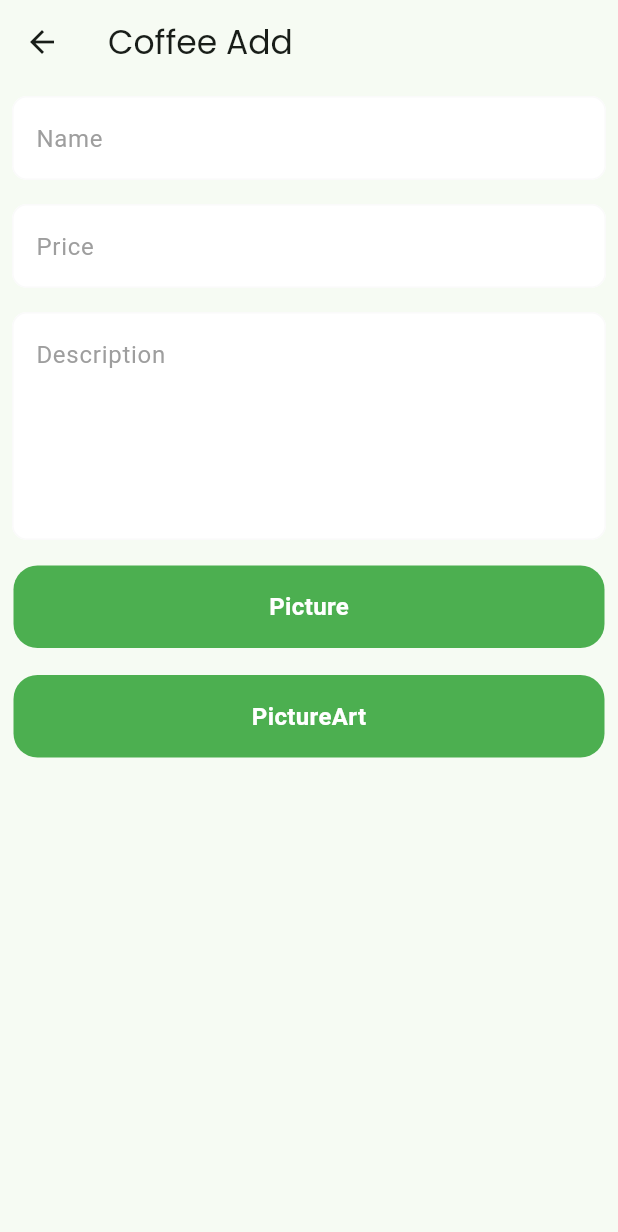
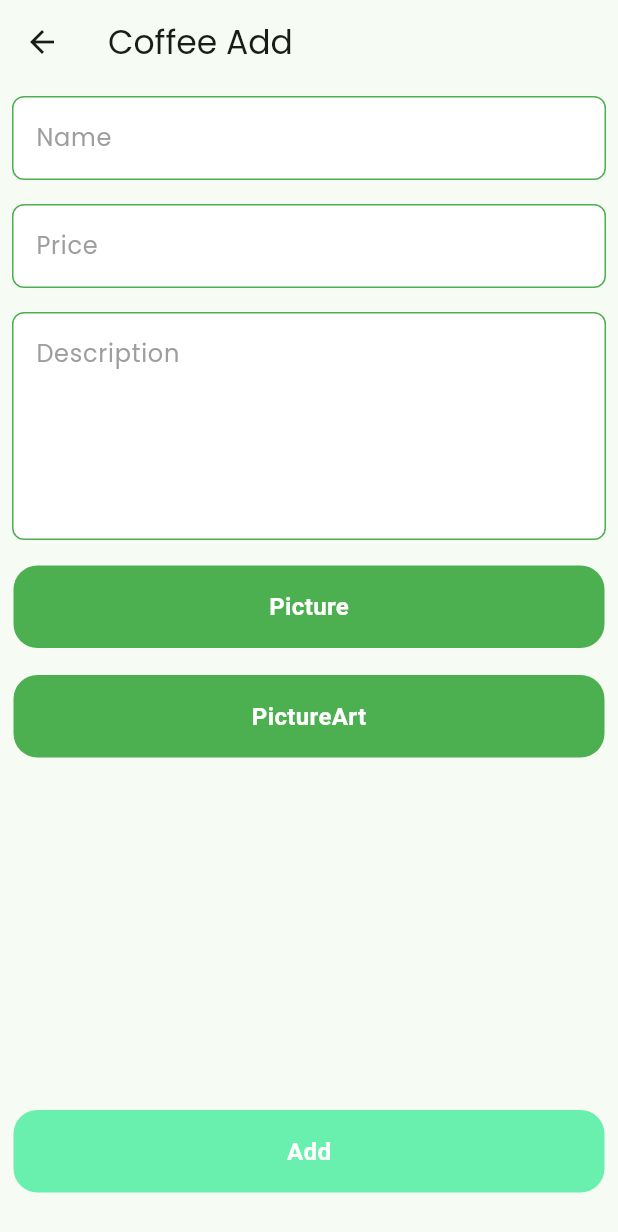
Before and after one commit to ravshan1119/coffee_shop, a Flutter app: the screen it shows after launch, scrolled down 576 dp, after a tap on the "add" icon, on a phone screen of 412 x 824 dp. Shown: the top 1232 px of the screen. Run offline on Flutter 3.47's test engine with Material 2 defaults, Android fonts, the phone set to English and light mode, and no system bars; our stand-ins replace cloud_firestore, equatable, firebase_core, flutter_animate, flutter_bloc, flutter_riverpod and 2 more; accounts and stored records are empty.

Commit message:
updated 7

```diff
--- /dev/null
+++ b/lib/cubits/coffee_add/coffee_add_cubit.dart
@@ -0,0 +1,31 @@
+import 'package:coffee_shop/data/model/coffee_model.dart';
+import 'package:coffee_shop/ui/utils/utils.dart';
+import 'package:equatable/equatable.dart';
+import 'package:flutter_bloc/flutter_bloc.dart';
+
+part 'coffee_add_state.dart';
+
+class CoffeeAddCubit extends Cubit<CoffeeAddState> {
+
+  CoffeeAddCubit() : super(CoffeeAddState.initial());
+
+  // Future<void> getMovies() async {
+  //   if (state.movies.isNotEmpty) {
+  //     emit(state.copyWith());
+  //     return;
+  //   }
+  //   emit(state.copyWith(status: FormStatus.loading));
+  //   try {
+  //     final ListResponse<Movies> movies = await repository.getMovies();
+  //     emit(state.copyWith(
+  //       status: FormStatus.loaded,
+  //       movies: movies.data,
+  //     ));
+  //   } on CustomError catch (e) {
+  //     emit(state.copyWith(
+  //       status: FormStatus.error,
+  //       error: e,
+  //     ));
+  //   }
+  // }
+}
--- /dev/null
+++ b/lib/cubits/coffee_add/coffee_add_state.dart
@@ -0,0 +1,42 @@
+part of 'coffee_add_cubit.dart';
+
+class CoffeeAddState extends Equatable {
+  final FormStatus status;
+  final CoffeeModel coffeeModel;
+  final CustomError error;
+
+  factory CoffeeAddState.initial() {
+    return CoffeeAddState(
+        status: FormStatus.initial,
+        coffeeModel: CoffeeModel(
+          id: "",
+          name: "",
+          price: 0.0,
+          picture: "",
+          description: "",
+          pictureAlt: "",
+        ),
+        error: const CustomError());
+  }
+
+  const CoffeeAddState(
+      {required this.status, required this.coffeeModel, required this.error});
+
+  @override
+  List<Object?> get props => [status, coffeeModel, error];
+
+  @override
+  bool get stringify => true;
+
+  CoffeeAddState copyWith({
+    FormStatus? status,
+    CoffeeModel? coffeeModel,
+    CustomError? error,
+  }) {
+    return CoffeeAddState(
+      status: status ?? this.status,
+      coffeeModel: coffeeModel ?? this.coffeeModel,
+      error: error ?? this.error,
+    );
+  }
+}
--- a/lib/data/model/coffee_model.dart
+++ b/lib/data/model/coffee_model.dart
@@ -1,6 +1,7 @@
 import 'package:flutter/material.dart';
 
 class CoffeeModel {
+  String id;
   String name;
   double price;
   String picture;
@@ -8,7 +9,9 @@ class CoffeeModel {
   String description;
 
   CoffeeModel(
-      {required this.name,
+      {
+        required this.id,
+        required this.name,
       required this.price,
       required this.picture,
       required this.description,
@@ -16,26 +19,29 @@ class CoffeeModel {
 
   @override
   String toString() {
-    return 'FoodDetail(title: $name, picture: $picture, description: $description, price: $price, pictureAlt: $pictureAlt';
+    return 'FoodDetail(title: $name, picture: $picture, description: $description, price: $price, pictureAlt: $pictureAlt, id: $id';
   }
 
   factory CoffeeModel.fromJson(Map<String, dynamic> json) => CoffeeModel(
+    id: json["id"] as String? ?? "",
         name: json['title'] as String? ?? "",
         picture: json['picture'] as String? ?? "",
         description: json['description'] as String? ?? "",
         price: json["price"] as double? ?? 0.0,
-        pictureAlt: json["pictureAlt"] as String? ?? "",
+        pictureAlt: json["picture_alt"] as String? ?? "",
       );
 
   Map<String, dynamic> toJson() => {
+    'id': id,
         'name': name,
         'price': price,
         'picture': picture,
-        'pictureAlt': pictureAlt,
+        'picture_alt': pictureAlt,
         'description': description,
       };
 
   CoffeeModel copyWith({
+    String? id,
     String? name,
     double? price,
     String? picture,
@@ -43,6 +49,7 @@ class CoffeeModel {
     String? description,
   }) {
     return CoffeeModel(
+      id: id ?? this.id,
       name: name ?? this.name,
       price: price ?? this.price,
       picture: picture ?? this.picture,
--- /dev/null
+++ b/lib/data/universal_data.dart
@@ -0,0 +1,9 @@
+class UniversalData {
+  UniversalData({
+    this.error = "",
+    this.data,
+  });
+
+  String error;
+  dynamic data;
+}
--- a/lib/main.dart
+++ b/lib/main.dart
@@ -1,10 +1,15 @@
+import 'package:coffee_shop/cubits/coffee_add/coffee_add_cubit.dart';
 import 'package:coffee_shop/ui/home/home.dart';
+import 'package:firebase_core/firebase_core.dart';
 import 'package:flutter/material.dart';
 import 'package:flutter/services.dart';
+import 'package:flutter_bloc/flutter_bloc.dart';
 import 'package:flutter_riverpod/flutter_riverpod.dart';
 import 'package:google_fonts/google_fonts.dart';
 
-void main() {
+void main() async {
+  WidgetsFlutterBinding.ensureInitialized();
+  await Firebase.initializeApp();
   runApp(const ProviderScope(child: FoodUI()));
 }
 
@@ -15,7 +20,9 @@ class FoodUI extends StatelessWidget {
   @override
   Widget build(BuildContext context) {
     SystemChrome.setPreferredOrientations([DeviceOrientation.portraitUp]);
-    return MaterialApp(
+    return BlocProvider(
+      create: (context) => CoffeeAddCubit(),
+      child: MaterialApp(
         title: 'Food UI',
         debugShowCheckedModeBanner: false,
         theme: ThemeData(
@@ -26,6 +33,7 @@ class FoodUI extends StatelessWidget {
           useMaterial3: true,
         ),
         home: const Home(),
+      ),
     );
   }
 }
--- a/lib/ui/coffee_add/coffee_add_page.dart
+++ b/lib/ui/coffee_add/coffee_add_page.dart
@@ -1,40 +1,133 @@
+import 'package:coffee_shop/cubits/coffee_add/coffee_add_cubit.dart';
+import 'package:coffee_shop/data/firebase/coffee_service.dart';
+import 'package:coffee_shop/data/model/coffee_model.dart';
+import 'package:coffee_shop/data/universal_data.dart';
+import 'package:coffee_shop/ui/utils/loading_dialog.dart';
 import 'package:coffee_shop/ui/widgets/global_button.dart';
 import 'package:coffee_shop/ui/widgets/global_input.dart';
 import 'package:flutter/material.dart';
+import 'package:flutter_bloc/flutter_bloc.dart';
 
-class CoffeeAddPage extends StatelessWidget {
+class CoffeeAddPage extends StatefulWidget {
   const CoffeeAddPage({super.key});
 
   @override
+  State<CoffeeAddPage> createState() => _CoffeeAddPageState();
+}
+
+class _CoffeeAddPageState extends State<CoffeeAddPage> {
+  TextEditingController nameController = TextEditingController();
+
+  TextEditingController priceController = TextEditingController();
+
+  TextEditingController descriptionController = TextEditingController();
+
+  CoffeeService coffeeService = CoffeeService();
+
+  @override
   Widget build(BuildContext context) {
+    return BlocBuilder<CoffeeAddCubit, CoffeeAddState>(
+      builder: (context, state) {
         return Scaffold(
           appBar: AppBar(
             title: const Text("Coffee Add"),
           ),
-      body: ListView(
+          body: Stack(
             children: [
-          const Padding(
-            padding: EdgeInsets.all(8.0),
-            child: GlobalTextField(hintText: "Name"),
+              ListView(
+                children: [
+                  Padding(
+                    padding: const EdgeInsets.all(8.0),
+                    child: GlobalTextField(
+                      hintText: "Name",
+                      controller: nameController,
                     ),
-          const Padding(
-            padding: EdgeInsets.all(8.0),
-            child: GlobalTextField(hintText: "Price",keyboardType: TextInputType.phone,),
-          ),
-          const Padding(
-            padding: EdgeInsets.all(8.0),
-            child: GlobalTextField(hintText: "Description",maxLines: 5,),
                   ),
                   Padding(
                     padding: const EdgeInsets.all(8.0),
-            child: GlobalButton(title: "Picture",color: Colors.green, onTap: () {}),
+                    child: GlobalTextField(
+                      hintText: "Price",
+                      controller: priceController,
+                      keyboardType: TextInputType.phone,
+                    ),
                   ),
                   Padding(
                     padding: const EdgeInsets.all(8.0),
-            child: GlobalButton(title: "PictureArt",color: Colors.green, onTap: () {}),
+                    child: GlobalTextField(
+                      hintText: "Description",
+                      controller: descriptionController,
+                      maxLines: 5,
                     ),
+                  ),
+                  Padding(
+                    padding: const EdgeInsets.all(8.0),
+                    child: GlobalButton(
+                        title: "Picture", color: Colors.green, onTap: () {}),
+                  ),
+                  Padding(
+                    padding: const EdgeInsets.all(8.0),
+                    child: GlobalButton(
+                        title: "PictureArt", color: Colors.green, onTap: () {}),
+                  ),
+                  const SizedBox(height: 100),
+                ],
+              ),
+              Positioned(
+                bottom: 20,
+                left: 0,
+                right: 0,
+                child: Padding(
+                  padding: const EdgeInsets.all(8.0),
+                  child: GlobalButton(
+                    title: "Add",
+                    onTap: () async {
+                      if (nameController.text.isNotEmpty &&
+                          priceController.text.isNotEmpty &&
+                          descriptionController.text.isNotEmpty) {
+                        CoffeeModel coffeeModel = CoffeeModel(
+                          id: "",
+                          name: nameController.text,
+                          price: double.parse(priceController.text),
+                          picture: "picture",
+                          description: descriptionController.text,
+                          pictureAlt: "pictureAlt",
+                        );
+
+                        showLoading(context: context);
+                        UniversalData universalData = await coffeeService
+                            .addProduct(coffeeModel: coffeeModel);
+                        if (context.mounted) {
+                          hideLoading(dialogContext: context);
+                        }
+                        if (universalData.error.isEmpty && context.mounted) {
+                          var snackBar = SnackBar(
+                            content: Text(universalData.data.toString()),
+                          );
+                          ScaffoldMessenger.of(context).showSnackBar(snackBar);
+                        } else {
+                          var snackBar = SnackBar(
+                            content: Text(universalData.error.toString()),
+                          );
+                          if (context.mounted) {
+                            ScaffoldMessenger.of(context)
+                                .showSnackBar(snackBar);
+                           }
+                        }
+                      } else {
+                        const snackBar = SnackBar(
+                          content: Text('The field is not full!'),
+                        );
+                        ScaffoldMessenger.of(context).showSnackBar(snackBar);
+                      }
+                    },
+                    color: Colors.greenAccent.shade200,
+                  ),
+                ),
+              )
             ],
           ),
         );
+      },
+    );
   }
 }
--- a/lib/ui/utils/const.dart
+++ b/lib/ui/utils/const.dart
@@ -2,6 +2,7 @@ import 'package:coffee_shop/data/model/coffee_model.dart';
 
 List<CoffeeModel> foodList = [
   CoffeeModel(
+    id: "",
     name: "Cappuccino",
     price: 1.2,
     description:
@@ -10,6 +11,7 @@ List<CoffeeModel> foodList = [
     pictureAlt: 'Plate-1-alt.png',
   ),
   CoffeeModel(
+    id: "",
     name: "Drizzled with Caramel",
     price: 2.0,
     description:
@@ -18,6 +20,7 @@ List<CoffeeModel> foodList = [
     pictureAlt: "Plate-3-alt.png",
   ),
   CoffeeModel(
+    id: "",
     name: "Bursting Blueberry",
     price: 3.2,
     description:
@@ -26,6 +29,7 @@ List<CoffeeModel> foodList = [
     pictureAlt: "Plate-2-alt.png",
   ),
   CoffeeModel(
+    id: "",
     name: "Cinnamon & Cocoa",
     price: 3.0,
     description:
--- a/lib/ui/utils/utils.dart
+++ b/lib/ui/utils/utils.dart
@@ -1,6 +1,8 @@
 import 'package:coffee_shop/data/model/coffee_model.dart';
 import 'package:coffee_shop/ui/food_details/details.dart';
 import 'package:flutter/material.dart';
+import 'package:equatable/equatable.dart';
+
 
 navigateToDetail(CoffeeModel food, BuildContext context) {
   Navigator.push(
@@ -24,3 +26,19 @@ navigateToDetail(CoffeeModel food, BuildContext context) {
     ),
   );
 }
+
+
+class CustomError extends Equatable {
+  final String errMsg;
+  const CustomError({
+    this.errMsg = '',
+  });
+
+  @override
+  List<Object?> get props => [errMsg];
+
+  @override
+  bool get stringify => true;
+}
+
+enum FormStatus { initial, loading, loaded, error }
--- a/lib/ui/widgets/global_input.dart
+++ b/lib/ui/widgets/global_input.dart
@@ -1,42 +1,29 @@
 import 'package:flutter/material.dart';
-import 'package:flutter/services.dart';
 
 class GlobalTextField extends StatefulWidget {
   final String hintText;
   final TextInputType keyboardType;
   final TextInputAction textInputAction;
   final Widget? prefixIcon;
-  final String caption;
   final ValueChanged? onChanged;
   final FocusNode? focusNode;
-  final bool readOnly;
-  final TextInputFormatter? maskFormatter;
   final TextEditingController? controller;
   final Widget? suffixIcon;
-  final bool? obscureText;
-  final EdgeInsets? contentPadding;
   final int? maxLines;
   final int? maxLength;
-  final TextCapitalization textCapitalization;
 
   const GlobalTextField({
     Key? key,
     required this.hintText,
-    this.textCapitalization = TextCapitalization.none,
     this.keyboardType = TextInputType.text,
     this.textInputAction = TextInputAction.next,
     this.prefixIcon,
-    this.maxLength,
+    this.maxLength = 10000,
     this.maxLines = 1,
-    this.caption = "",
     this.suffixIcon,
-    this.readOnly = false,
     this.controller,
     this.onChanged,
     this.focusNode,
-    this.maskFormatter,
-    this.obscureText,
-    this.contentPadding,
   }) : super(key: key);
 
   @override
@@ -68,47 +55,37 @@ class _GlobalTextFieldState extends State<GlobalTextField> {
   @override
   Widget build(BuildContext context) {
     return TextField(
-      onChanged: (String value) {
-        widget.onChanged!(value);
-      },
-      obscuringCharacter: '●',
-      readOnly: widget.readOnly,
+      onChanged: widget.onChanged,
       controller: _internalController,
       maxLines: widget.maxLines,
-      maxLength: widget.maxLength,
-      textCapitalization: widget.textCapitalization,
+      // maxLength: widget.maxLength,
       focusNode: widget.focusNode ?? internalFocusNode,
-      inputFormatters:
-          widget.maskFormatter != null ? [widget.maskFormatter!] : [],
-      obscureText: widget.obscureText ?? false,
       decoration: InputDecoration(
-        counterText: '',
         hintStyle: const TextStyle(
-          fontFamily: "Urbanest",
+          fontFamily: "Poppins",
           fontSize: 16,
           fontWeight: FontWeight.w400,
           color: Color(0xff9e9e9e),
           height: 20 / 14,
         ),
-        contentPadding: widget.contentPadding,
         hintText: widget.hintText,
         prefixIcon: widget.prefixIcon,
         suffixIcon: widget.suffixIcon,
         enabledBorder: OutlineInputBorder(
-          borderSide: const BorderSide(color: Color(0xFFFAFAFA)),
-          borderRadius: BorderRadius.circular(10),
+          borderSide: BorderSide(color: Colors.green, width: 1),
+          borderRadius: BorderRadius.circular(8.0),
         ),
         focusedBorder: OutlineInputBorder(
-          borderSide: const BorderSide(color: Colors.green),
-          borderRadius: BorderRadius.circular(10),
+          borderSide: const BorderSide(color: Colors.green, width: 1),
+          borderRadius: BorderRadius.circular(8.0),
         ),
         errorBorder: OutlineInputBorder(
-          borderSide: const BorderSide(color: Colors.red),
-          borderRadius: BorderRadius.circular(10),
+          borderSide: const BorderSide(color: Colors.red, width: 1),
+          borderRadius: BorderRadius.circular(8.0),
         ),
         border: OutlineInputBorder(
-          borderSide: const BorderSide(color: Color(0xFFFAFAFA)),
-          borderRadius: BorderRadius.circular(10),
+          borderSide: const BorderSide(color: Colors.green, width: 1),
+          borderRadius: BorderRadius.circular(8.0),
         ),
         fillColor: Colors.white,
         filled: true,
--- a/pubspec.yaml
+++ b/pubspec.yaml
@@ -41,6 +41,10 @@ dependencies:
   unicons: ^2.1.1
   firebase_core: ^2.17.0
   firebase_storage: ^11.2.8
+  cloud_firestore: ^4.9.3
+  flutter_bloc: ^8.1.3
+  equatable: ^2.0.5
+
 
 dev_dependencies:
   flutter_test:
```
Also changed, not shown: lib/cubits/coffee/coffees_cubit.dart (added, +31 -0 lines), lib/cubits/coffee/coffees_state.dart (added, +32 -0 lines), lib/data/firebase/coffee_service.dart (added, +60 -0 lines), lib/ui/utils/custom_circular.dart (added, +25 -0 lines), lib/ui/utils/error_message_dialog.dart (added, +65 -0 lines), lib/ui/utils/loading_dialog.dart (added, +31 -0 lines), pubspec.lock, 2 other files. Lines whose indentation alone changed are shown as unchanged.
